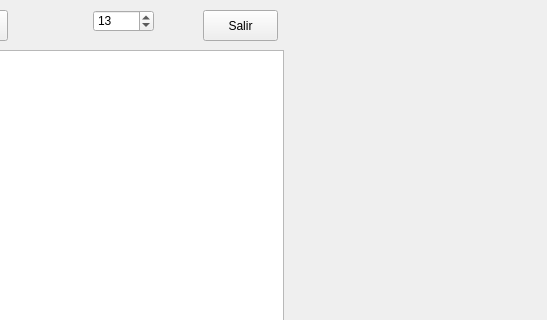
First picture: the form in procesamiento/src/ui/otras_redes.ui, repository RSA-Proyectos/rsa_sismologia, before the edit; both pictures show x 307 to 854 and y 0 to 320 of the 854 by 630 pixel window.
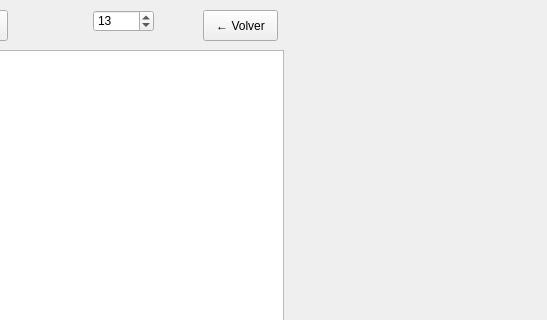
Second picture: the form after the edit.

Commit message: feat(procesamiento,hidropaute): integra FASTHYPO/Virtual, respaldo incremental DIA/ZIP, UX Volver y migrador Hidropaute

What changed in the file:
```diff
--- a/procesamiento/src/ui/otras_redes.ui
+++ b/procesamiento/src/ui/otras_redes.ui
@@ -85,7 +85,7 @@
      </rect>
     </property>
     <property name="text">
-     <string>Salir</string>
+     <string>← Volver</string>
     </property>
    </widget>
    <widget class="QPushButton" name="Btn_Leer">
```
The commit also changes 23 other files.
